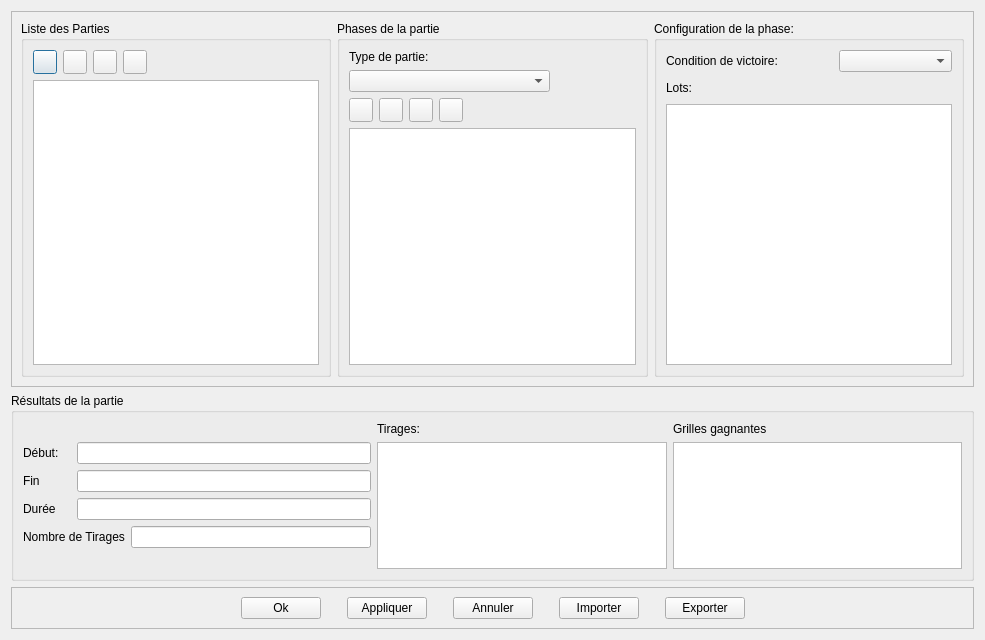
Qt form sources/gui/ui/ConfigGameRounds.ui (Silmaen/EvenementLoto) before a commit.
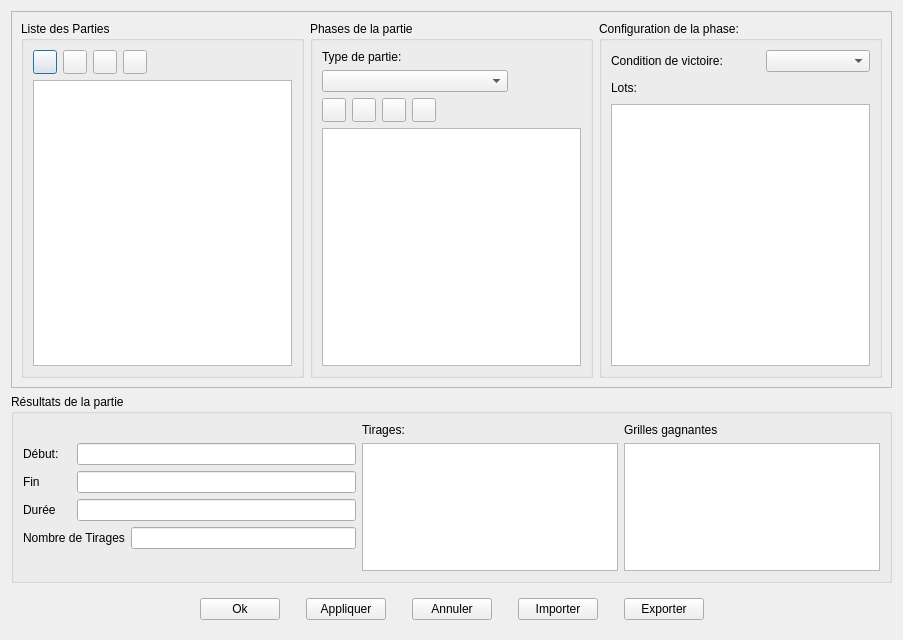
The same form after that commit. Icons and pictures are not drawn.

```diff
--- a/sources/gui/ui/ConfigGameRounds.ui
+++ b/sources/gui/ui/ConfigGameRounds.ui
@@ -6,7 +6,7 @@
             <rect>
                 <x>0</x>
                 <y>0</y>
-                <width>985</width>
+    <width>903</width>
                 <height>640</height>
             </rect>
         </property>
@@ -511,7 +511,7 @@
                         </sizepolicy>
                     </property>
                     <property name="frameShape">
-                        <enum>QFrame::StyledPanel</enum>
+      <enum>QFrame::NoFrame</enum>
                     </property>
                     <property name="frameShadow">
                         <enum>QFrame::Raised</enum>
```
Left out of the diff: 32 changed lines with no effect on the pictures. Lines whose indentation alone changed are shown as unchanged.
